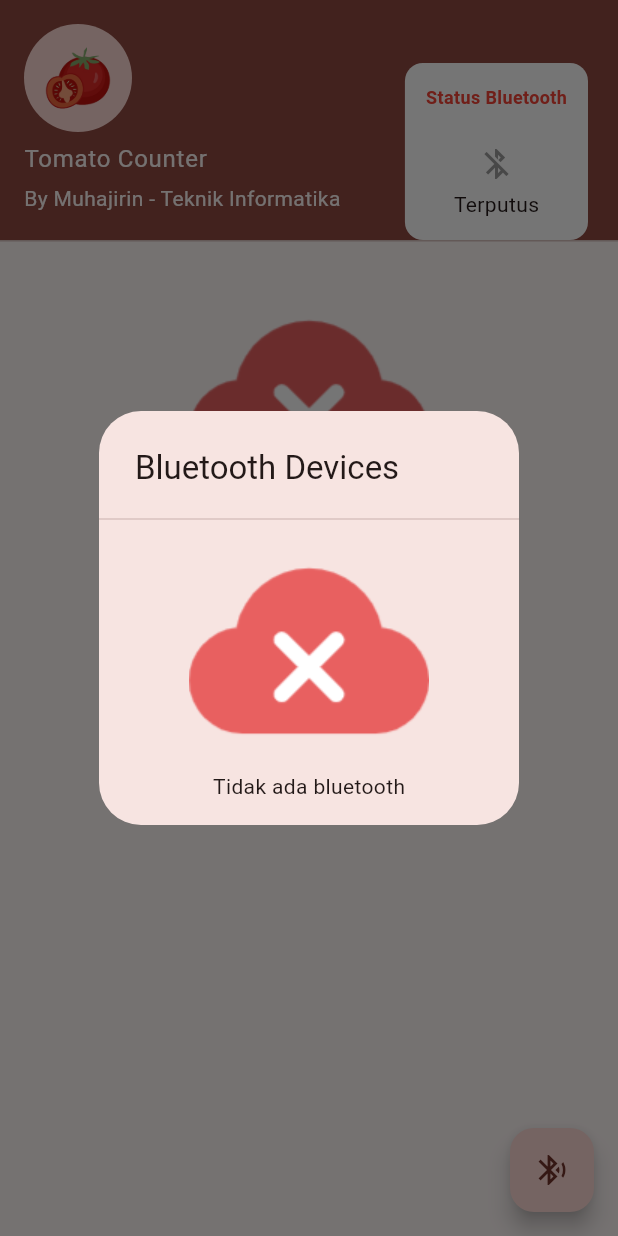
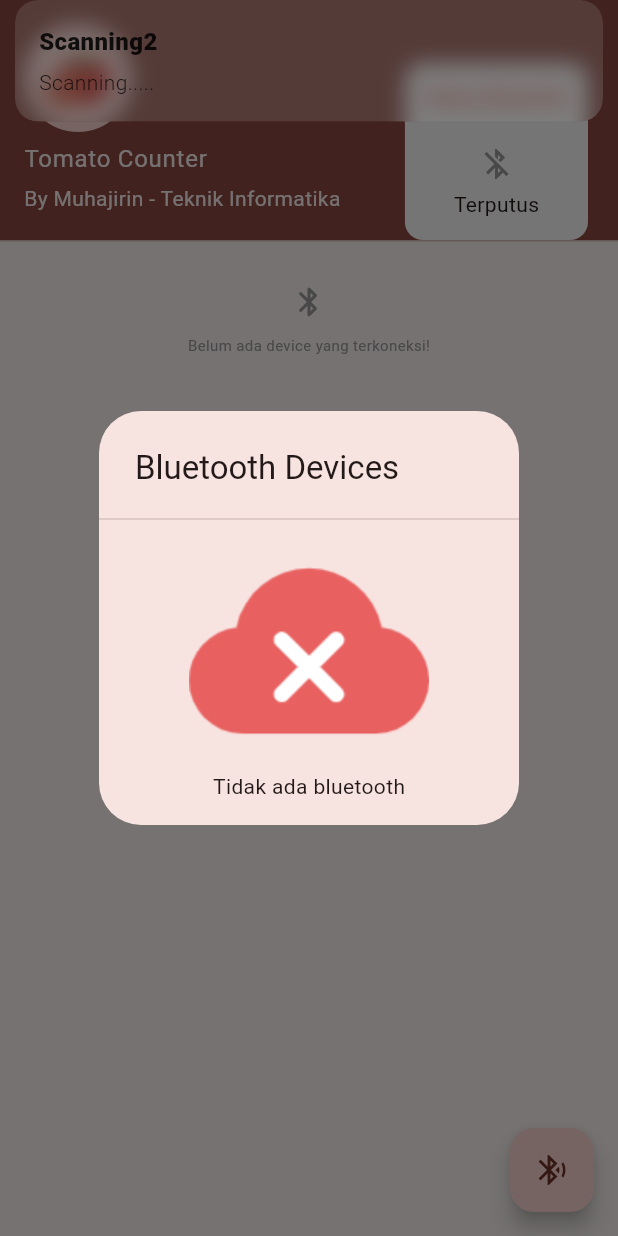
Before and after one commit to hex4coder/bluetooth-tomato-counter-android, a Flutter app: the screen it shows after launch, after a tap on the "bluetooth searching" icon, on a phone screen of 412 x 824 dp. Run offline on Flutter 3.47's test engine with Material 3 defaults, Android fonts, the light colour scheme and no system bars; our stand-ins replace flutter_bluetooth_serial, get, logger.

Commit message:
membuat parsing data dari bluetooth dan perbaikan bug kode

```diff
--- a/lib/main.dart
+++ b/lib/main.dart
@@ -16,10 +16,13 @@
 }
 
 class _MyAppState extends State<MyApp> {
+  late BluetoothDataService bds;
+
   @override
   void initState() {
     super.initState();
-    Get.put(BluetoothDataService());
+    bds = BluetoothDataService();
+    Get.put(bds);
   }
 
   @override
@@ -31,7 +34,21 @@
         colorScheme: ColorScheme.fromSeed(seedColor: Colors.red),
         useMaterial3: true,
       ),
-      home: const SplashView(),
+      home: StreamBuilder(
+        stream: bds.blueEnabledStream,
+        builder: (context, snapshot) {
+          if (snapshot.data == true) {
+            return const SplashView();
+          } else {
+            return const Center(
+              child: Icon(
+                Icons.bluetooth_disabled,
+                color: Colors.grey,
+              ),
+            );
+          }
+        },
+      ),
     );
   }
 }
--- a/lib/page/home.dart
+++ b/lib/page/home.dart
@@ -4,6 +4,7 @@
 import 'package:myapp/services/data.dart';
 import 'package:myapp/widget/blue-search-list.dart';
 import 'package:myapp/widget/connection.dart';
+import 'package:myapp/widget/data-widget.dart';
 import 'package:myapp/widget/nodata.dart';
 
 class DashboardPage extends StatefulWidget {
@@ -23,12 +24,16 @@
     return Scaffold(
 
         // tombol koneksi bluetooth
-        floatingActionButton: FloatingActionButton(
+        floatingActionButton: Obx(
+          () => (bds.isDataEmpty && bds.connected)
+              ? Container()
+              : FloatingActionButton(
                   onPressed: () {
                     Get.dialog(const BlueSearchList());
                   },
                   child: const Icon(
                     Icons.bluetooth_searching,
+                  ),
                 ),
         ),
 
@@ -46,10 +51,41 @@
                 // spacer
                 const SizedBox(height: 20),
 
-                // dinamis data
-
                 // no data widget
-                const NoDataWidget(),
+                Obx(() {
+                  if (!bds.connected) {
+                    return const Column(
+                      mainAxisAlignment: MainAxisAlignment.center,
+                      crossAxisAlignment: CrossAxisAlignment.center,
+                      children: [
+                        Icon(
+                          Icons.bluetooth_rounded,
+                          color: Colors.grey,
+                        ),
+                        SizedBox(
+                          height: 10,
+                        ),
+                        Text(
+                          "Belum ada device yang terkoneksi!",
+                          style: TextStyle(color: Colors.grey, fontSize: 10),
+                        ),
+                      ],
+                    );
+                  } else {
+                    // data
+                    if (bds.busuk == 0 &&
+                        bds.setengahMatang == 0 &&
+                        bds.matang == 0) {
+                      // tidak ada data
+                      return const NoDataWidget();
+                    }
+                    // render data
+                    return const Padding(
+                      padding: EdgeInsets.all(18.0),
+                      child: DataWidget(),
+                    );
+                  }
+                }),
               ],
             ),
           ),
--- a/lib/page/splash.dart
+++ b/lib/page/splash.dart
@@ -14,7 +14,7 @@
 class _SplashViewState extends State<SplashView> {
   @override
   void initState() {
-    Timer(const Duration(seconds: 2), () {
+    Timer(const Duration(seconds: 1), () {
       Get.offAll(() => const DashboardPage());
     });
     super.initState();
@@ -24,7 +24,6 @@
   Widget build(BuildContext context) {
     return Scaffold(
       body: Center(
-// Suggested code may be subject to a license. Learn more: ~LicenseLog:1188471074.
         child: Column(
           mainAxisAlignment: MainAxisAlignment.center,
           children: [
@@ -33,6 +32,14 @@
             const Text('Bluetooth Tomato Counter',
                 style: TextStyle(fontSize: 24)),
             const Text('v1.0.0', style: TextStyle(fontSize: 16)),
+            const SizedBox(height: 20),
+            const SizedBox(
+              height: 30,
+              width: 30,
+              child: CircularProgressIndicator(
+                backgroundColor: Colors.grey,
+              ),
+            ),
           ],
         ),
       ),
--- a/lib/services/data.dart
+++ b/lib/services/data.dart
@@ -1,4 +1,9 @@
-import 'package:all_bluetooth/all_bluetooth.dart';
+import 'dart:async';
+import 'dart:convert';
+import 'dart:typed_data';
+
+// import 'package:all_bluetooth/all_bluetooth.dart';
+import 'package:flutter_bluetooth_serial/flutter_bluetooth_serial.dart';
 import 'package:get/get.dart';
 import 'package:logger/web.dart';
 
@@ -6,46 +11,95 @@
 class BluetoothDataService extends GetxService {
   // obs data
   final _connected = false.obs;
+  final _connecting = false.obs;
   final _bluetoothSearching = false.obs;
   final _bluetoothEnabled = false.obs;
-  final _bluetoothName = ''.obs;
-  final _bluetoothAddress = ''.obs;
-  BluetoothDevice? _connectedDevice;
   final RxList<BluetoothDevice> _devices = RxList<BluetoothDevice>.empty();
+  late Logger _logger;
 
-  late Logger _logger;
-  late AllBluetooth _allBluetooth;
+  String _strData = "";
+  bool _constructingData = false;
 
   @override
   void onInit() {
     super.onInit();
     _logger = Logger();
-    _allBluetooth = AllBluetooth();
     setupBluetooth();
   }
 
   // ============================================== FUNGSI ==========================================
 
   // fungsi untuk konek ke bluetooth device tertentu
-  Future<void> connectToDevice(BluetoothDevice device) async {
+  Future<bool> connectToDevice(BluetoothDevice device) async {
     // listen for disconnection
-    _connected.value = false;
-    _allBluetooth.listenForConnection.listen((ConnectionResult res) {
-      _connectedDevice = res.device;
-      _connected.value = res.state;
+    _connecting.value = true;
+    try {
+      _logger.i("Connecting to device ${device.address}");
+      BluetoothConnection connection =
+          await BluetoothConnection.toAddress(device.address);
 
-      if (res.state) {
-        Get.snackbar("Connected", "Terhubung ke ${res.device?.name}");
+      _connected.value = connection.isConnected;
+      if (connected) {
+        _logger.i('Connected to the device');
+        _logger.i("Try to listening to data");
+
+        connection.input?.listen((Uint8List data) {
+          String s = utf8.decode(data);
+
+          if (_constructingData) {
+            _strData += s;
+          }
+
+          if (s.contains("#")) {
+            _constructingData = false;
+            _strData = _strData.removeAllWhitespace;
+
+            if (_strData.contains("*") && _strData.contains("#")) {
+              // data complete
+              _logger.w("Data completed");
+              List<String> listData = _strData.split("#");
+              if (listData.isNotEmpty) {
+                String dataRaw = listData[0]
+                    .replaceAll("*", "")
+                    .replaceAll("#", "")
+                    .removeAllWhitespace;
+
+                List<String> dataRaw2 = dataRaw.split("~");
+                int bgs = int.tryParse(dataRaw2[0]) ?? 0;
+                int smtg = int.tryParse(dataRaw2[1]) ?? 0;
+                int bsk = int.tryParse(dataRaw2[2]) ?? 0;
+
+                _matang.value = bgs;
+                _setengahMatang.value = smtg;
+                _busuk.value = bsk;
+              }
+            }
+          }
+
+          if (s.contains("*")) {
+            _strData = s;
+            _constructingData = true;
+          }
+        }).onDone(() {
+          _connected.value = false;
+          _logger.w('Disconnected by remote request');
+        });
       } else {
-        Get.snackbar("Disconnected", "Koneksi terputus.");
+        _logger.w("Not Connected to ${device.address}");
       }
-    });
-    await _allBluetooth.connectToDevice(device.address);
+    } catch (exception) {
+      _connected.value = false;
+      _logger.f('Cannot connect, exception occured ${exception.toString()}');
+    }
+    _connecting.value = false;
+
+    return _connected.value;
   }
 
   // scanning for system devs
   Future<bool> scanningSystemDevices() async {
-    List<BluetoothDevice> devs = await _allBluetooth.getBondedDevices();
+    List<BluetoothDevice> devs =
+        await FlutterBluetoothSerial.instance.getBondedDevices();
     _devices.assignAll(devs);
 
     return _devices.isNotEmpty;
@@ -53,52 +107,38 @@
 
   // fungsi untuk mencari bluetooth (scanning)
   Future<void> scanningDevices() async {
-    // listen to scan results
-    // Note: `onScanResults` only returns live scan results, i.e. during scanning. Use
-    //  `scanResults` if you want live scan results *or* the results from a previous scan.
-    var subscription = _allBluetooth.discoverDevices.listen(
-      (device) {
-        _logger.i("Ada device baru ${device.address} [${device.name}]\n");
-        _devices.add(device);
-      },
-      onError: (e) {
-        _bluetoothSearching.value = false;
-        Get.snackbar("Error Scanning Devices", e.toString());
-        _devices.assignAll([]);
-      },
-    );
+    var subs =
+        FlutterBluetoothSerial.instance.startDiscovery().listen((result) {
+      _devices.add(result.device);
+    });
 
-    _bluetoothSearching.value = true;
-    await _allBluetooth.startDiscovery();
     await Future.delayed(const Duration(seconds: 5));
-    await _allBluetooth.stopDiscovery();
-    await subscription.cancel();
-    _bluetoothSearching.value = false;
+    await FlutterBluetoothSerial.instance.cancelDiscovery();
+    await subs.cancel();
   }
 
   // fungsi inisialisasi bluetooth
   Future<void> setupBluetooth() async {
-    _allBluetooth.streamBluetoothState.listen((bs) {
-      _bluetoothEnabled.value = bs;
-      if (bs) {
-        Get.snackbar("ON", "Bluetooth aktif.");
-      } else {
-        Get.snackbar("OFF", "Bluetooth tidak aktif.");
-      }
-    });
+    bool? enabled = await FlutterBluetoothSerial.instance.isEnabled;
+    _bluetoothEnabled.value = enabled == true;
+    if (!bluetoothEnabled) {
+      Get.snackbar("OFF", "Bluetooth tidak aktif.");
+    }
 
-    if (await _allBluetooth.isBluetoothOn()) {
+    if (enabled == true) {
       return;
     }
 
-    // show an error to the user, etc
     Get.snackbar("Permission", "Izinkan aplikasi ini untuk akses bluetooth!");
   }
 
   // ============================================ PROPERTI AREA ============================
   // setter and getter for bluetooth searching
+
+  Stream<bool> get blueEnabledStream => _bluetoothEnabled.stream;
+
+  bool get isConnecting => _connecting.value;
   bool get isScanning => _bluetoothSearching.value;
-  BluetoothDevice? get connectedDevice => _connectedDevice;
 
   List<BluetoothDevice> get devices => _devices;
   set devices(List<BluetoothDevice> newList) => _devices.assignAll(newList);
@@ -110,17 +150,12 @@
   bool get bluetoothEnabled => _bluetoothEnabled.value;
   set bluetoothEnabled(bool value) => _bluetoothEnabled.value = value;
 
-  // setter and getter for bluetooth name
-  String get bluetoothName => _bluetoothName.value;
-  set bluetoothName(String value) => _bluetoothName.value = value;
-
-  // setter and getter for bluetooth address
-  String get bluetoothAddress => _bluetoothAddress.value;
-  set bluetoothAddress(String value) => _bluetoothAddress.value = value;
-
   // properti getter and setter
   bool get connected => _connected.value;
   set connected(bool value) => _connected.value = value;
+
+  bool get isDataEmpty =>
+      _busuk.value == 0 && _setengahMatang.value == 0 && _matang.value == 0;
 
   // data for tomato
   final _busuk = 0.obs;
@@ -128,12 +163,12 @@
   final _setengahMatang = 0.obs;
 
   // setter and getter for tomato data
-  get busuk => _busuk.value;
+  int get busuk => _busuk.value;
   set busuk(value) => _busuk.value = value;
 
-  get matang => _matang.value;
+  int get matang => _matang.value;
   set matang(value) => _matang.value = value;
 
-  get setengahMatang => _setengahMatang.value;
+  int get setengahMatang => _setengahMatang.value;
   set setengahMatang(value) => _setengahMatang.value = value;
 }
--- a/lib/widget/blue-search-list.dart
+++ b/lib/widget/blue-search-list.dart
@@ -30,26 +30,40 @@
   @override
   Widget build(BuildContext context) {
     return SimpleDialog(
-      title: const Text('Bluetooth Devices'),
+      title: Obx(() => bds.isConnecting
+          ? const Text("Connecting...")
+          : const Text('Bluetooth Devices')),
       children: <Widget>[
         const Divider(),
         Obx(() => bds.isScanning
             ? const CircularProgressIndicator()
             : (bds.devices.isEmpty
                 ? const NoDataWidget(text: "Tidak ada bluetooth")
+                : (bds.isConnecting
+                    ? const Center(
+                        child: CircularProgressIndicator(),
+                      )
                     : Column(
                         children: bds.devices.map((dev) {
                           return ListTile(
                             leading: const Icon(Icons.bluetooth),
-                        title: Text(dev.name),
+                            title: Text(dev.name ?? "UNKNOWN"),
                             subtitle: Text(dev.address),
                             onTap: () async {
-                          await bds.connectToDevice(dev);
+                              bool connected = await bds.connectToDevice(dev);
                               Get.back();
+
+                              if (!connected) {
+                                Get.snackbar(
+                                  "Failed",
+                                  "Gagal terhubung ke ${dev.name} [${dev.address}]",
+                                  backgroundColor: Colors.redAccent,
+                                );
+                              }
                             },
                           );
                         }).toList(),
-                  ))),
+                      )))),
       ],
     );
   }
```
Also changed, not shown: lib/widget/data-widget.dart (added, +48 -0 lines), pubspec.yaml (+36 -63 lines), pubspec.lock. Lines whose indentation alone changed are shown as unchanged.
